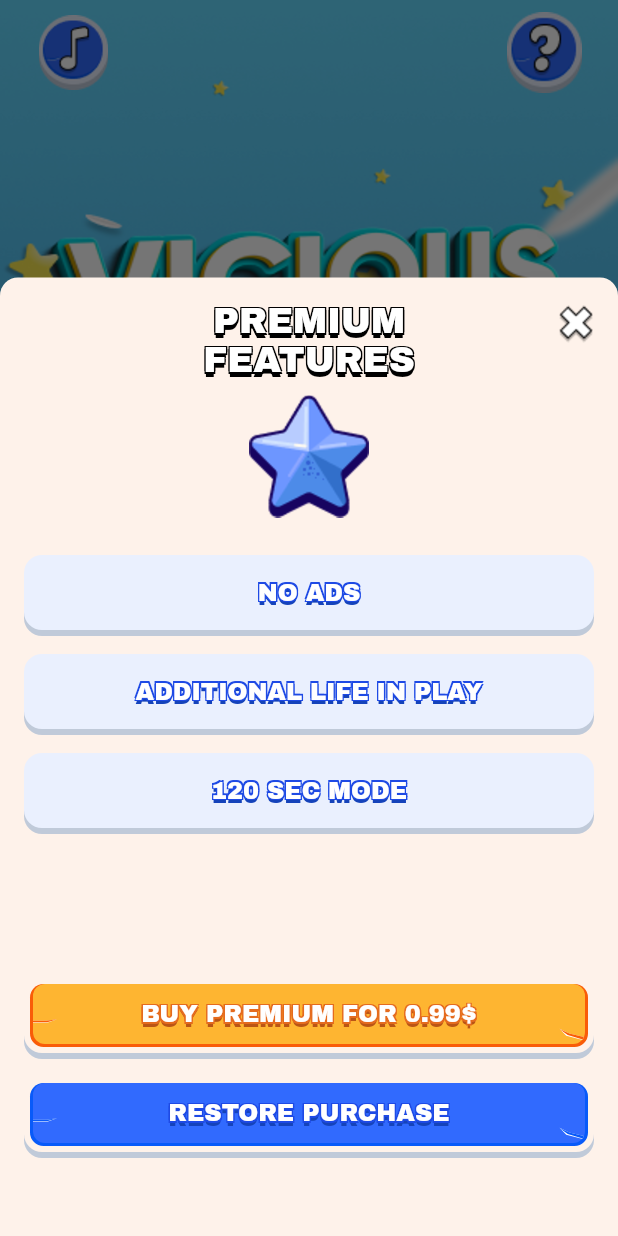
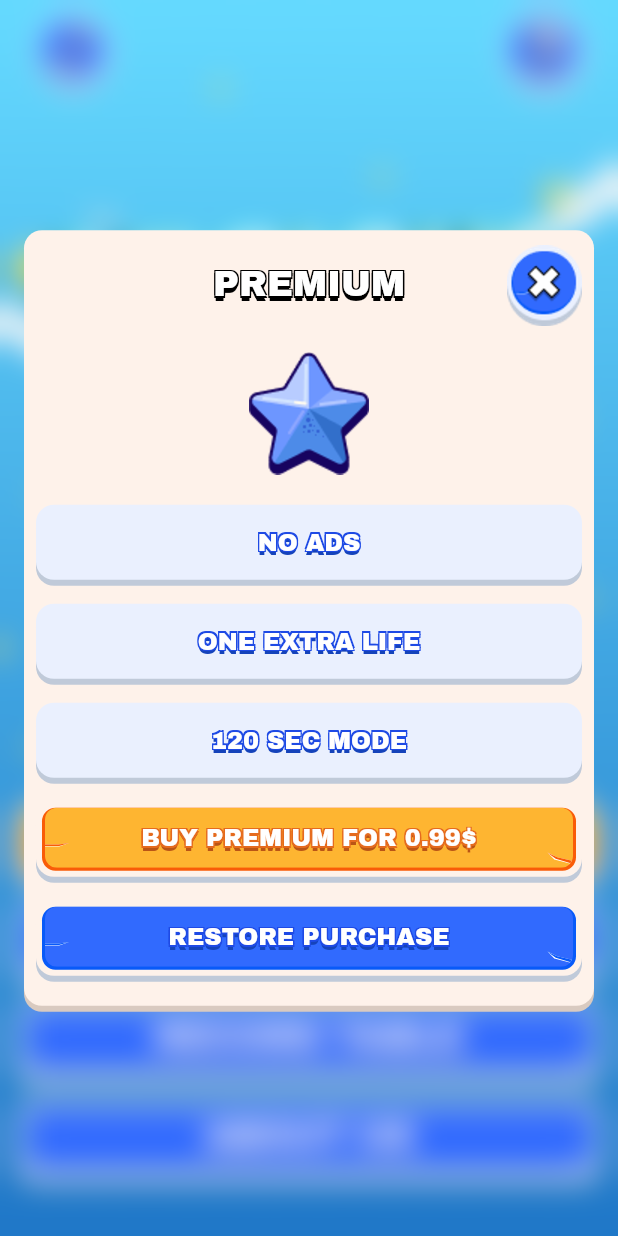
Before and after one commit to MikhailDindikov/vicious_plates-, a Flutter app: the screen it shows after launch, after a tap on "PREMIUM", on a phone screen of 412 x 824 dp. Run offline on Flutter 3.47's test engine with Material 2 defaults, Android fonts, the phone set to English and light mode, and no system bars; our stand-ins replace get, just_audio, shared_preferences, webview_flutter; missing offline and left inert: apphud.

Commit message:
new premium sreen

```diff
--- a/vicious_plates/lib/glavni_screen.dart
+++ b/vicious_plates/lib/glavni_screen.dart
@@ -505,32 +505,47 @@ class _GlavniScreenState extends State<GlavniScreen> {
   }
 
   void mdlPre() {
-    showModalBottomSheet(
+    showDialog(
       context: context,
-      isScrollControlled: true,
-      backgroundColor: Colors.transparent,
-      builder: (context) => Container(
-        padding: EdgeInsets.all(16),
+      barrierColor: Colors.transparent,
+      builder: (context) => BackdropFilter(
+        filter: ImageFilter.blur(sigmaX: 10, sigmaY: 10),
+        child: IntrinsicHeight(
+          child: Material(
+            color: Colors.transparent,
+            child: Column(
+              mainAxisAlignment: MainAxisAlignment.center,
+              mainAxisSize: MainAxisSize.min,
+              crossAxisAlignment: CrossAxisAlignment.stretch,
+              children: [
+                Container(
+                  margin:
+                      const EdgeInsets.symmetric(horizontal: 16, vertical: 32),
+                  padding: EdgeInsets.all(8).copyWith(bottom: 20),
                   decoration: BoxDecoration(
                     color: Color.fromRGBO(254, 242, 234, 1),
-            borderRadius: BorderRadius.only(
-              topLeft: Radius.circular(12),
-              topRight: Radius.circular(12),
-            )),
-        child: SingleChildScrollView(
+                    borderRadius: BorderRadius.circular(12),
+                    boxShadow: [
+                      BoxShadow(
+                        offset: Offset(0, 4),
+                        blurRadius: 0,
+                        spreadRadius: 0,
+                        color: Color.fromRGBO(217, 202, 192, 1),
+                      ),
+                    ],
+                  ),
                   child: Column(
-            mainAxisSize: MainAxisSize.max,
                     crossAxisAlignment: CrossAxisAlignment.center,
                     children: [
                       Row(
-                crossAxisAlignment: CrossAxisAlignment.start,
+                        crossAxisAlignment: CrossAxisAlignment.center,
                         mainAxisAlignment: MainAxisAlignment.spaceBetween,
                         children: [
                           SizedBox(
-                    width: 24,
+                            width: 50,
                           ),
                           TextWithShadow(
-                    'Premium\nFeatures'.toUpperCase(),
+                            'Premium'.toUpperCase(),
                             color: Colors.white,
                             backColor: Color.fromRGBO(0, 0, 0, 1),
                             borderColor: Color.fromRGBO(0, 0, 0, 1),
@@ -540,9 +555,9 @@ class _GlavniScreenState extends State<GlavniScreen> {
                             child: Padding(
                               padding: const EdgeInsets.only(top: 2),
                               child: Image.asset(
-                        'assets/clscls.png',
+                                'assets/crclcls.png',
                                 filterQuality: FilterQuality.high,
-                        width: 24,
+                                width: 50,
                               ),
                             ),
                           ),
@@ -554,9 +569,11 @@ class _GlavniScreenState extends State<GlavniScreen> {
                       Image.asset(
                         'assets/stststs.png',
                         filterQuality: FilterQuality.high,
+                        height: 96,
+                        width: 96,
                       ),
                       const SizedBox(
-                height: 25,
+                        height: 13,
                       ),
                       SomeButWithoutTreshina(
                           child: TextWithShadow(
@@ -573,7 +590,7 @@ class _GlavniScreenState extends State<GlavniScreen> {
                       ),
                       SomeButWithoutTreshina(
                           child: TextWithShadow(
-                    'Additional life in play'.toUpperCase(),
+                            'ONE EXTRA LIFE'.toUpperCase(),
                             textSize: 16,
                             color: Color.fromRGBO(255, 255, 255, 1),
                             backColor: Color.fromRGBO(21, 67, 186, 1),
@@ -595,7 +612,7 @@ class _GlavniScreenState extends State<GlavniScreen> {
                           color: Color.fromRGBO(234, 240, 254, 1),
                           shadowColor: Color.fromRGBO(192, 202, 217, 1)),
                       SizedBox(
-                height: 100,
+                        height: 16,
                       ),
                       GestureDetector(
                         onTap: () async {
@@ -645,7 +662,8 @@ class _GlavniScreenState extends State<GlavniScreen> {
                                     textSize: 16,
                                     color: Color.fromRGBO(255, 255, 255, 1),
                                     backColor: Color.fromRGBO(186, 85, 21, 1),
-                            borderColor: Color.fromRGBO(229, 107, 30, 1),
+                                    borderColor:
+                                        Color.fromRGBO(229, 107, 30, 1),
                                   ),
                           ),
                         ),
@@ -684,10 +702,11 @@ class _GlavniScreenState extends State<GlavniScreen> {
                           ),
                         ),
                       ),
-              SizedBox(
-                height: 40,
+                    ],
+                  ),
                 ),
               ],
+            ),
           ),
         ),
       ),
```
Lines whose indentation alone changed are shown as unchanged.
